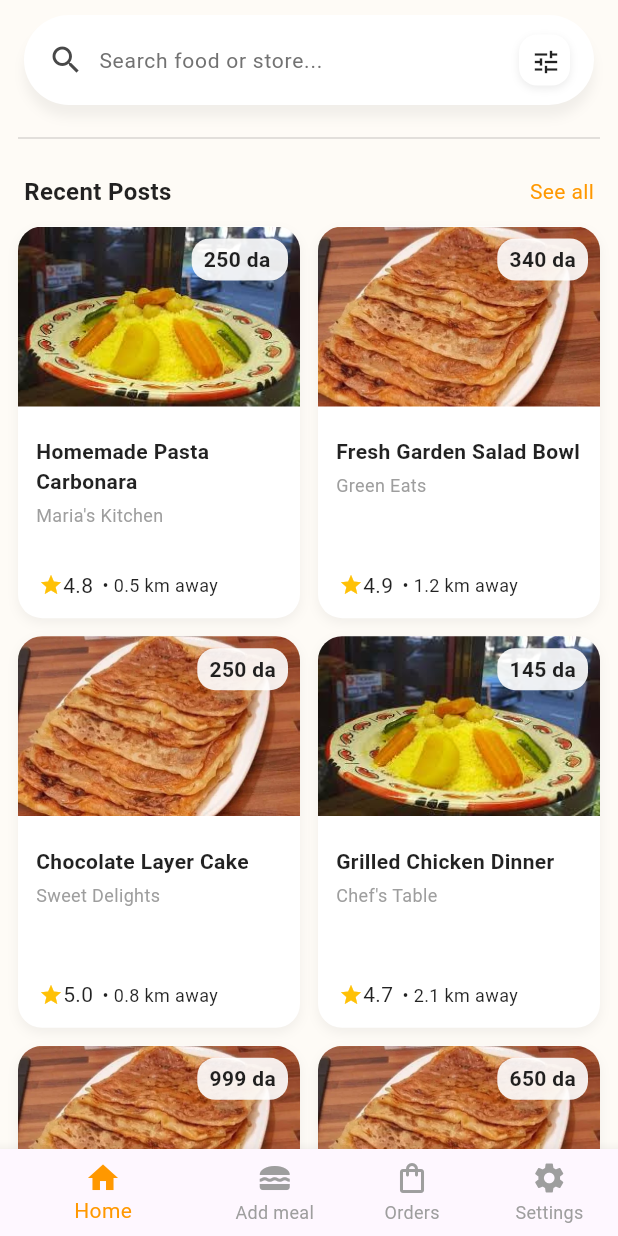
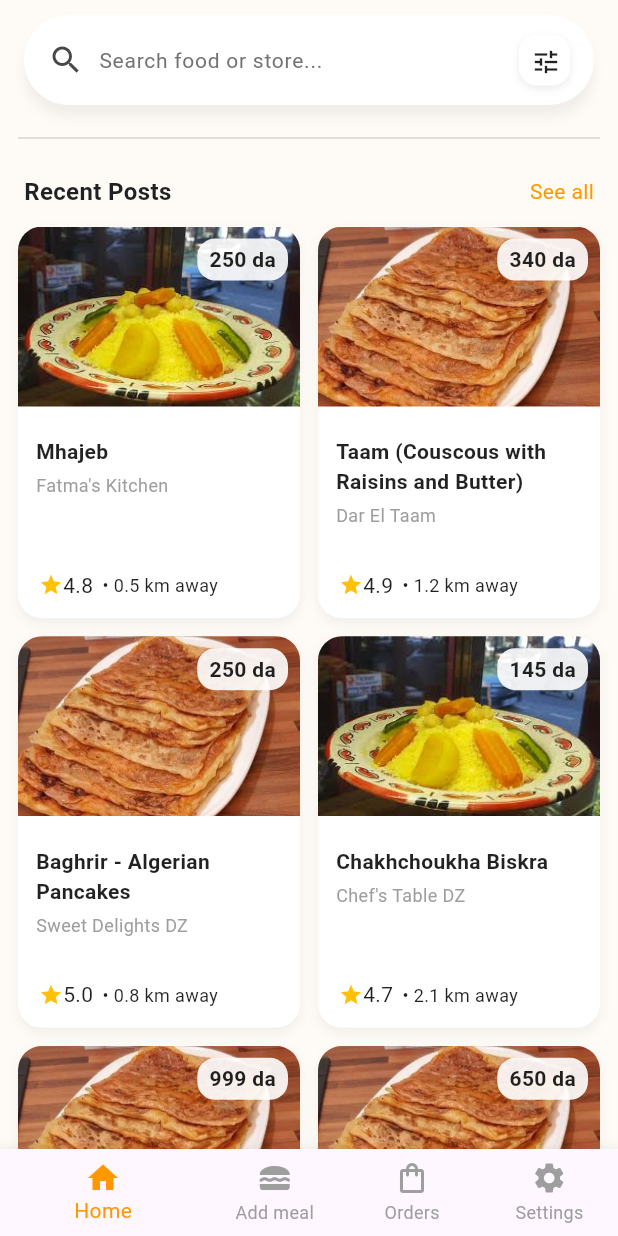
Before and after one commit to scofild18/Makelti_project, a Flutter app: the screen it shows after launch, on a phone screen of 412 x 824 dp. Run offline on Flutter 3.47's test engine with Material 3 defaults, Android fonts, the phone set to English and light mode, and no system bars; our stand-ins replace go_router, google_fonts.

Commit message:
images fixed

```diff
--- a/frontend_2/lib/screens/home_screen.dart
+++ b/frontend_2/lib/screens/home_screen.dart
@@ -16,48 +16,48 @@ class HomeScreen extends StatefulWidget {
 class _HomeScreenState extends State<HomeScreen> {
   final List<Map<String, dynamic>> recentPosts = [
    {
-      'title': 'Homemade Pasta Carbonara',
-      'store': "Maria's Kitchen",
-      'price': '250 da ',
+  'title': 'Mhajeb ',
+  'store': "Fatma's Kitchen",
+  'price': '250 da',
   'rating': 4.8,
   'distance': '0.5 km',
   'image': 'assets/images/salad.jpg'
 },
 {
-      'title': 'Fresh Garden Salad Bowl',
-      'store': "Green Eats",
+  'title': 'Taam (Couscous with Raisins and Butter)',
+  'store': "Dar El Taam",
   'price': '340 da',
   'rating': 4.9,
   'distance': '1.2 km',
   'image': 'assets/images/pasta.png'
 },
 {
-      'title': 'Chocolate Layer Cake',
-      'store': "Sweet Delights",
+  'title': 'Baghrir - Algerian Pancakes',
+  'store': "Sweet Delights DZ",
   'price': '250 da',
   'rating': 5.0,
   'distance': '0.8 km',
   'image': 'assets/images/pasta.png'
 },
 {
-      'title': 'Grilled Chicken Dinner',
-      'store': "Chef's Table",
+  'title': 'Chakhchoukha Biskra',
+  'store': "Chef's Table DZ",
   'price': '145 da',
   'rating': 4.7,
   'distance': '2.1 km',
   'image': 'assets/images/salad.jpg'
 },
 {
-      'title': 'Fluffy Breakfast',
-      'store': "Morning Bliss",
+  'title': 'Rechta - Homemade Noodles',
+  'store': "Dar El Rechta",
   'price': '999 da',
   'rating': 4.6,
   'distance': '1.5 km',
   'image': 'assets/images/pasta.png'
 },
 {
-      'title': 'Classic Club Sandwich',
-      'store': "Sandwich Stop",
+  'title': 'Kesra with Lben',
+  'store': "Traditional Stop",
   'price': '650 da',
   'rating': 4.5,
   'distance': '0.3 km',
@@ -70,19 +70,19 @@ class _HomeScreenState extends State<HomeScreen> {
       "name": "Maria's Kitchen",
       "distance": "0.5 km",
       "rating": 4.8,
-      "image": 'assets/images/pasta.png'
+      "image": 'assets/images/store.jpg'
     },
     {
       "name": "Green Eats",
       "distance": "1.2 km",
       "rating": 4.9,
-      "image": 'assets/images/pasta.png'
+      "image": 'assets/images/pizza_store.jpg'
     },
     {
       "name": "Sweet Delights",
       "distance": "0.8 km",
       "rating": 5.0,
-      "image": 'assets/images/pasta.png'
+      "image": 'assets/images/store.jpg'
     },
   ];
 
--- a/frontend_2/lib/screens/login_screen.dart
+++ b/frontend_2/lib/screens/login_screen.dart
@@ -1,8 +1,7 @@
-import 'package:Makelti/screens/start_screen.dart';
+
 import 'package:flutter/material.dart';
 import 'package:go_router/go_router.dart';
 import 'register.dart';
-import 'home_screen.dart';
 
 class LoginScreen extends StatefulWidget {
   const LoginScreen({super.key});
--- a/frontend_2/lib/screens/register.dart
+++ b/frontend_2/lib/screens/register.dart
@@ -1,6 +1,6 @@
 import 'package:flutter/material.dart';
 import 'package:go_router/go_router.dart';
-import 'start_screen.dart';
+
 
 class RegisterScreen extends StatefulWidget {
   const RegisterScreen({super.key});
--- a/frontend_2/lib/screens/settings_screen.dart
+++ b/frontend_2/lib/screens/settings_screen.dart
@@ -1,8 +1,6 @@
-import 'package:Makelti/screens/start_screen.dart';
+
 import 'package:flutter/material.dart';
 import 'package:go_router/go_router.dart';
-import 'login_screen.dart';
-import 'profile_screen.dart';
 import 'faq_screen.dart';
 
 class SettingsScreen extends StatefulWidget {
--- a/frontend_2/pubspec.yaml
+++ b/frontend_2/pubspec.yaml
@@ -67,6 +67,8 @@ flutter:
     - assets/images/pasta.png
     - assets/images/salad.jpg
     - assets/images/logo.png
+    - assets/images/pizza_store.jpg
+    - assets/images/store.jpg
   # An image asset can refer to one or more resolution-specific "variants", see
   # https://flutter.dev/assets-and-images/#resolution-aware
 
```
Also changed, not shown: frontend_2/assets/images/pizza_store.jpg (added), frontend_2/assets/images/store.jpg (added). Lines whose indentation alone changed are shown as unchanged.
